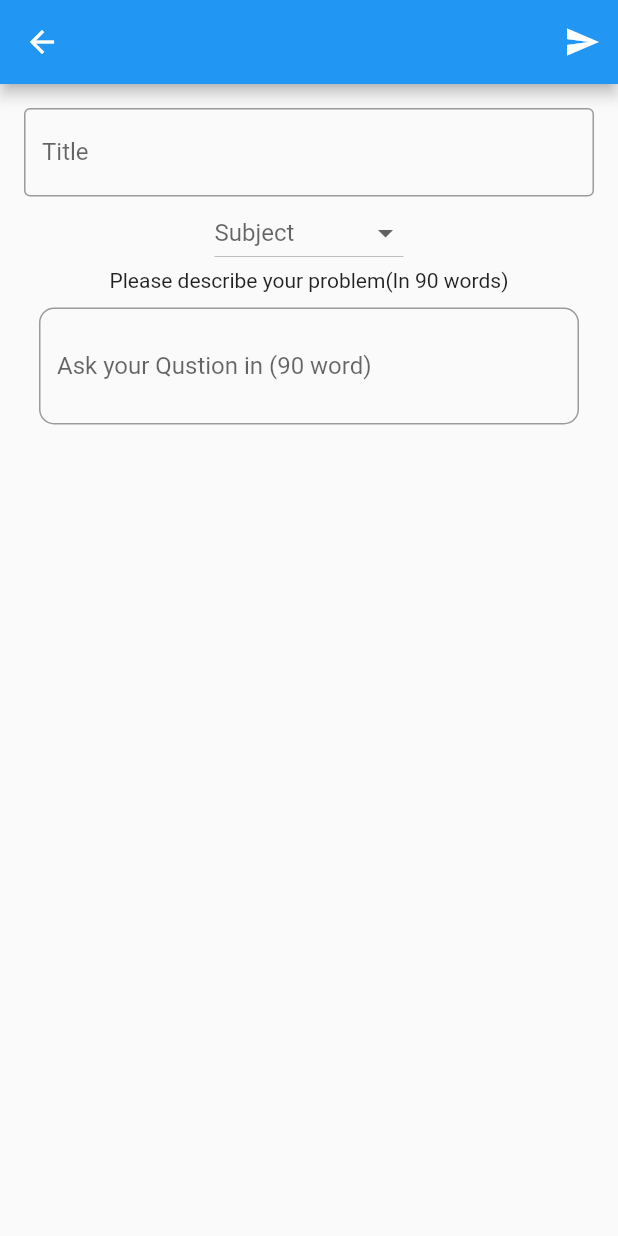
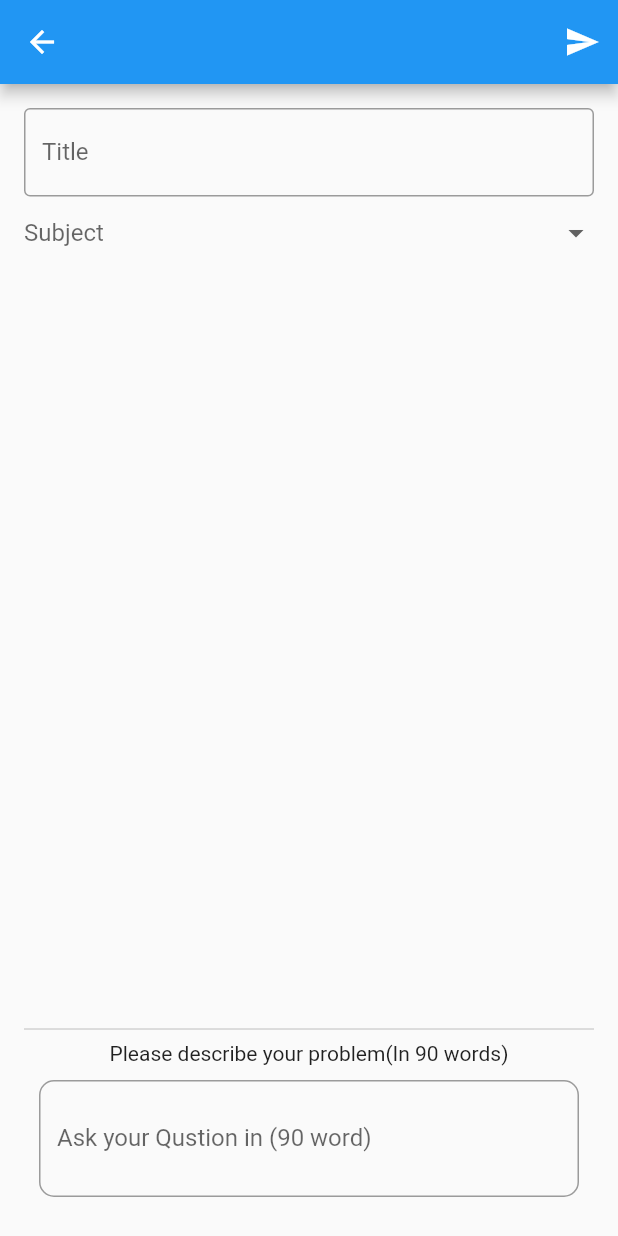
Before and after one commit to RakeshBhardwaj-coder/healingapp, a Flutter app: the screen it shows after launch, on a phone screen of 412 x 824 dp. Run offline on Flutter 3.47's test engine with Material 2 defaults, Android fonts, the phone set to English and light mode, and no system bars; our stand-ins replace carousel_slider, cloud_firestore, firebase_core, firebase_database, firebase_storage, google_fonts and 2 more; missing offline and left inert: dart:ffi; accounts and stored records are empty.

Commit message:
dropdown method
expanded

```diff
--- a/lib/pages/askQue.dart
+++ b/lib/pages/askQue.dart
@@ -18,12 +18,12 @@ class _AskQueState extends State<AskQue> {
     'Sugar',
     'Diabtise',
     'bood pressure',
-    'D',
-    'e',
-    'f',
-    'g',
-    'h',
-    'i'
+    'SkinPoblem',
+    'Fever',
+    'Cold',
+    'Vaccine',
+    'Cancer',
+    'Heartattack'
   ]; // Option 2
   String? _selectedLocation; // Option 2
 
@@ -72,8 +72,8 @@ class _AskQueState extends State<AskQue> {
                       // print('$ttl');
                     }),
               ),
-              Container(
-                child: DropdownButton(
+             Expanded(child: DropdownButton(
+                isExpanded: true,
                 hint: Text('Subject'), // Not necessary for Option 1
                 value: _selectedLocation,
                 onChanged: (String? newValue) {
@@ -88,8 +88,7 @@ class _AskQueState extends State<AskQue> {
                     value: location,
                   );
                 }).toList(),
-                ),
-              ),
+              ),),
               (_Textcontroller.value.text.length <= 90 &&
                       _Textcontroller.value.text.isEmpty)
                   ? Text("Please describe your problem(In 90 words)")
```
Lines whose indentation alone changed are shown as unchanged.
